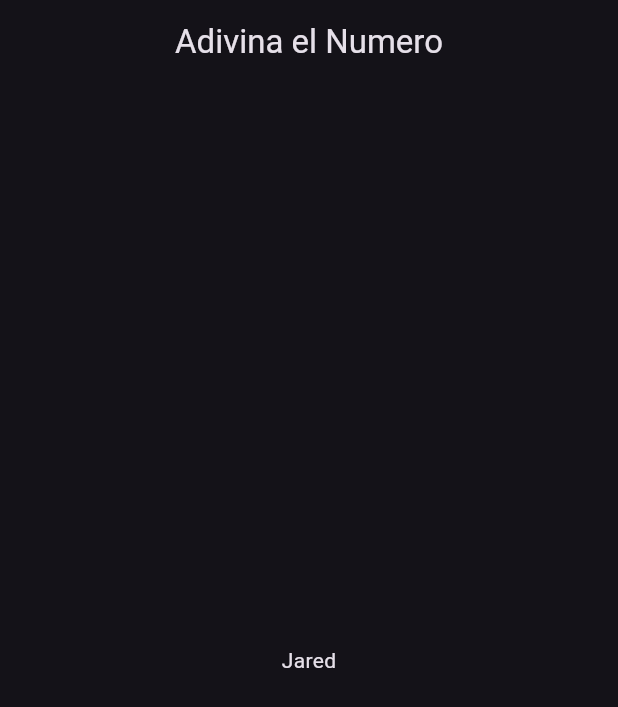
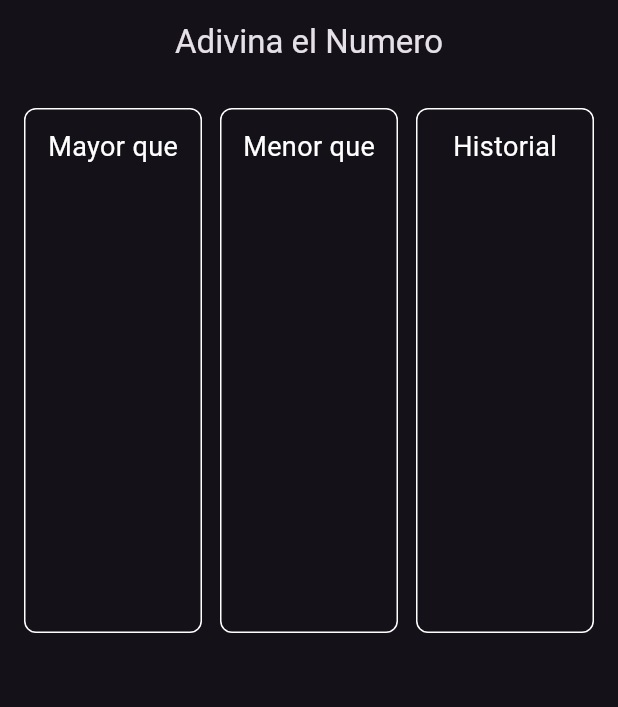
Before and after one commit to Jaredsanz/AdivinaElNumero-Desafio, a Flutter app: the screen it shows after launch, on a phone screen of 412 x 824 dp. Shown: the top 707 px of the screen. Run offline on Flutter 3.47's test engine with Material 3 defaults, Android fonts, the phone set to English and light mode, and no system bars.

Commit message:
Agregar (Mayor que, Menor que, Historial)

```diff
--- a/lib/main.dart
+++ b/lib/main.dart
@@ -30,8 +30,42 @@ class EstadoPantallaJuego extends State<PantallaJuego> {
         title: Text('Adivina el Numero'),
         centerTitle: true,
       ),
-      body: Center(
-        child: Text('Jared'),
+      body: Padding(
+        padding: EdgeInsets.all(16),
+        child: Row(
+          children: [
+            Expanded(
+              child: columnaConBorde('Mayor que'),
+            ),
+            SizedBox(width: 12),
+            Expanded(
+              child: columnaConBorde('Menor que'),
+            ),
+            SizedBox(width: 12),
+            Expanded(
+              child: columnaConBorde('Historial'),
+            ),
+          ],
+        ),
+      ),
+    );
+  }
+
+  Widget columnaConBorde(String titulo) {
+    return Container(
+      height: 350,
+      padding: EdgeInsets.all(12),
+      decoration: BoxDecoration(
+        border: Border.all(color: Colors.white, width: 1),
+        borderRadius: BorderRadius.circular(8),
+      ),
+      child: Column(
+        children: [
+          Text(
+            titulo,
+            style: TextStyle(fontSize: 18, color: Colors.white),
+          ),
+        ],
       ),
     );
   }
```
